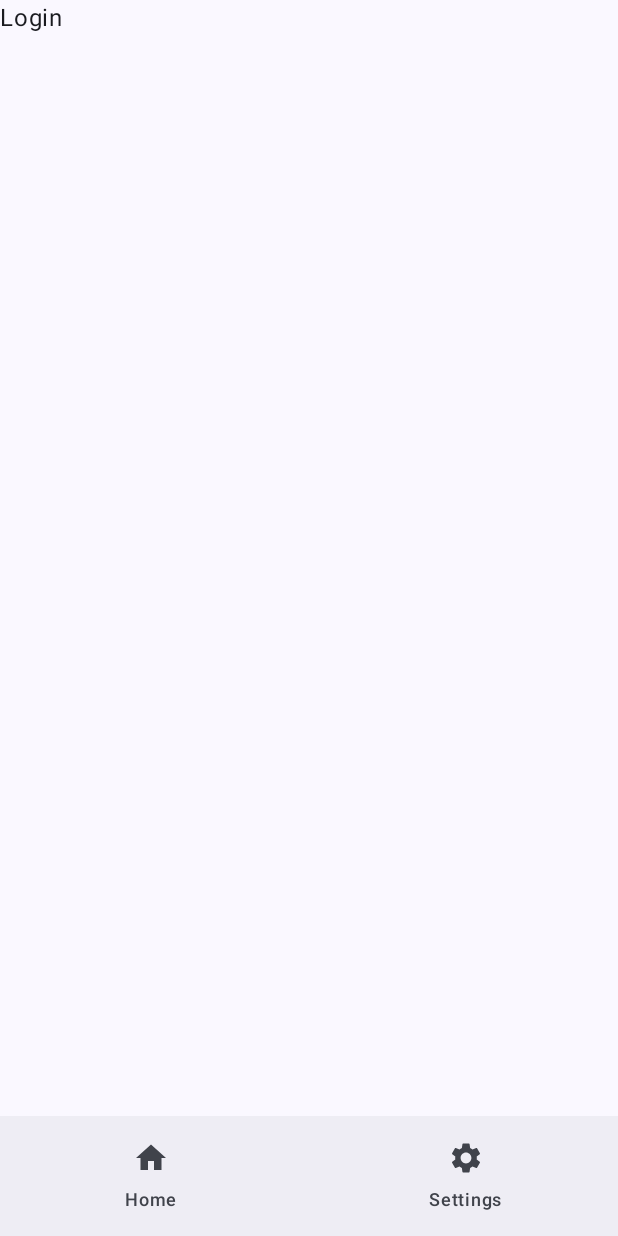
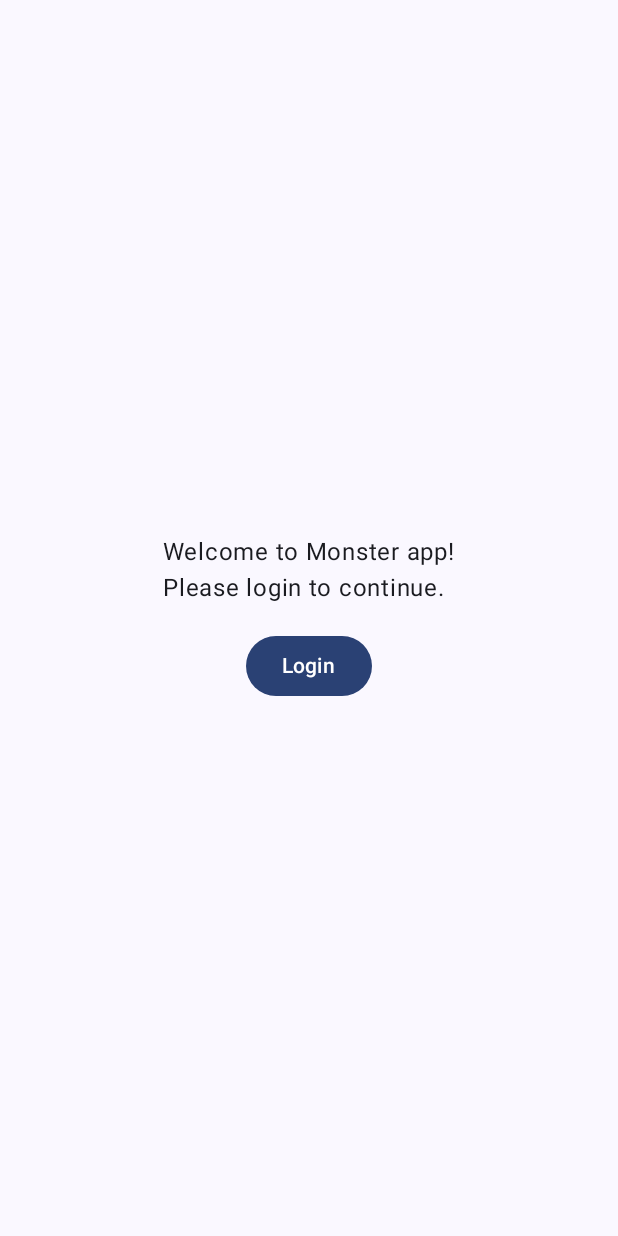
Before and after one commit to phantuan03391/monster, an Android app built with Jetpack Compose: the screen it shows after launch (MainActivity), on a phone screen of 412 x 824 dp. Before the commit the screen is almost empty. Run offline under Robolectric (Android 15) with nearby library versions, the phone set to English and light mode, and no system bars; our stand-ins replace Dagger/Hilt's generated code.

Commit message:
add the Login button

```diff
--- a/android/app/src/main/AndroidManifest.xml
+++ b/android/app/src/main/AndroidManifest.xml
@@ -3,6 +3,7 @@
     xmlns:tools="http://schemas.android.com/tools">
 
     <application
+        android:name=".MonsterApplication"
         android:allowBackup="true"
         android:dataExtractionRules="@xml/data_extraction_rules"
         android:fullBackupContent="@xml/backup_rules"
--- a/android/app/src/main/java/com/kyo/monster/MainActivity.kt
+++ b/android/app/src/main/java/com/kyo/monster/MainActivity.kt
@@ -13,7 +13,9 @@ import com.kyo.monster.ui.component.AppBottomBar
 import com.kyo.monster.ui.component.AppNavHost
 import com.kyo.monster.ui.navigation.Screen
 import com.kyo.monster.ui.theme.MonsterTheme
+import dagger.hilt.android.AndroidEntryPoint
 
+@AndroidEntryPoint
 class MainActivity : ComponentActivity() {
     override fun onCreate(savedInstanceState: Bundle?) {
         super.onCreate(savedInstanceState)
@@ -29,7 +31,9 @@ class MainActivity : ComponentActivity() {
                     AppNavHost(
                         navController = navController,
                         startDestination = Screen.Login.route,
-                        modifier = Modifier.padding(innerPadding)
+                        modifier = Modifier
+                            .fillMaxSize()
+                            .padding(innerPadding)
                     )
                 }
             }
--- /dev/null
+++ b/android/app/src/main/java/com/kyo/monster/MonsterApplication.kt
@@ -0,0 +1,7 @@
+package com.kyo.monster
+
+import android.app.Application
+import dagger.hilt.android.HiltAndroidApp
+
+@HiltAndroidApp
+class MonsterApplication : Application()
--- a/android/app/src/main/java/com/kyo/monster/ui/component/AppBottomBar.kt
+++ b/android/app/src/main/java/com/kyo/monster/ui/component/AppBottomBar.kt
@@ -12,17 +12,20 @@ import androidx.navigation.NavGraph.Companion.findStartDestination
 import androidx.navigation.NavHostController
 import androidx.navigation.compose.currentBackStackEntryAsState
 import com.kyo.monster.ui.navigation.BottomNavItem
+import com.kyo.monster.ui.navigation.Screen
 
 @Composable
 fun AppBottomBar(navController: NavHostController) {
     val navBackStackEntry by navController.currentBackStackEntryAsState()
     val currentDestination = navBackStackEntry?.destination
+    val showBottomBar = currentDestination?.route != Screen.Login.route
 
     val items = listOf(
         BottomNavItem.Home,
         BottomNavItem.Settings,
     )
 
+    if (showBottomBar) {
         NavigationBar {
             items.forEach { bottomNavItem ->
                 val selected =
@@ -50,3 +53,4 @@ fun AppBottomBar(navController: NavHostController) {
             }
         }
     }
+}
--- a/android/app/src/main/java/com/kyo/monster/ui/component/AppNavHost.kt
+++ b/android/app/src/main/java/com/kyo/monster/ui/component/AppNavHost.kt
@@ -11,10 +11,23 @@ import com.kyo.monster.ui.screen.LoginScreen
 import com.kyo.monster.ui.screen.SettingsScreen
 
 @Composable
-fun AppNavHost(navController: NavHostController, startDestination: String, modifier: Modifier) {
+fun AppNavHost(
+    navController: NavHostController,
+    startDestination: String,
+    modifier: Modifier
+) {
     NavHost(navController = navController, startDestination = startDestination) {
         composable(Screen.Login.route) {
-            LoginScreen(modifier)
+            LoginScreen(
+                onLoginSuccess = {
+                    navController.navigate(Screen.Home.route) {
+                        launchSingleTop = true
+                        popUpTo(Screen.Login.route) {
+                            inclusive = true
+                        }
+                    }
+                }, modifier = modifier
+            )
         }
         composable(Screen.Home.route) {
             HomeScreen(modifier)
--- a/android/app/src/main/java/com/kyo/monster/ui/screen/LoginScreen.kt
+++ b/android/app/src/main/java/com/kyo/monster/ui/screen/LoginScreen.kt
@@ -1,15 +1,27 @@
 package com.kyo.monster.ui.screen
 
+import androidx.compose.foundation.layout.Arrangement
 import androidx.compose.foundation.layout.Column
+import androidx.compose.foundation.layout.padding
+import androidx.compose.material3.Button
 import androidx.compose.material3.Text
 import androidx.compose.runtime.Composable
+import androidx.compose.ui.Alignment
 import androidx.compose.ui.Modifier
 import androidx.compose.ui.res.stringResource
+import androidx.compose.ui.unit.dp
 import com.kyo.monster.R
 
 @Composable
-fun LoginScreen(modifier: Modifier = Modifier) {
-    Column(modifier) {
-        Text(stringResource(R.string.login_title))
+fun LoginScreen(onLoginSuccess: () -> Unit, modifier: Modifier = Modifier) {
+    Column(
+        modifier.padding(16.dp),
+        verticalArrangement = Arrangement.Center,
+        horizontalAlignment = Alignment.CenterHorizontally,
+    ) {
+        Text(text = stringResource(R.string.login_user_description))
+        Button(onClick = onLoginSuccess, modifier = Modifier.padding(top = 16.dp)) {
+            Text(stringResource(R.string.login_button))
+        }
     }
 }
--- a/android/app/src/main/res/values/strings.xml
+++ b/android/app/src/main/res/values/strings.xml
@@ -1,7 +1,8 @@
 <resources>
     <string name="app_name">Monster</string>
 
-    <string name="login_title">Login</string>
+    <string name="login_user_description">Welcome to Monster app!\nPlease login to continue.</string>
+    <string name="login_button">Login</string>
     <string name="home_title">Home</string>
     <string name="settings_title">Settings</string>
 </resources>
--- a/android/build.gradle.kts
+++ b/android/build.gradle.kts
@@ -3,4 +3,5 @@ plugins {
     alias(libs.plugins.android.application) apply false
     alias(libs.plugins.kotlin.android) apply false
     alias(libs.plugins.kotlin.compose) apply false
+    alias(libs.plugins.hilt.android) apply false
 }
```
Also changed, not shown: android/app/build.gradle.kts (+7 -0 lines), android/app/src/main/java/com/kyo/monster/ui/screen/HomeScreen.kt (+7 -0 lines), android/app/src/main/java/com/kyo/monster/util/ActivityExtension.kt (added, +11 -0 lines), android/gradle/libs.versions.toml (+8 -1 lines). Lines whose indentation alone changed are shown as unchanged.
